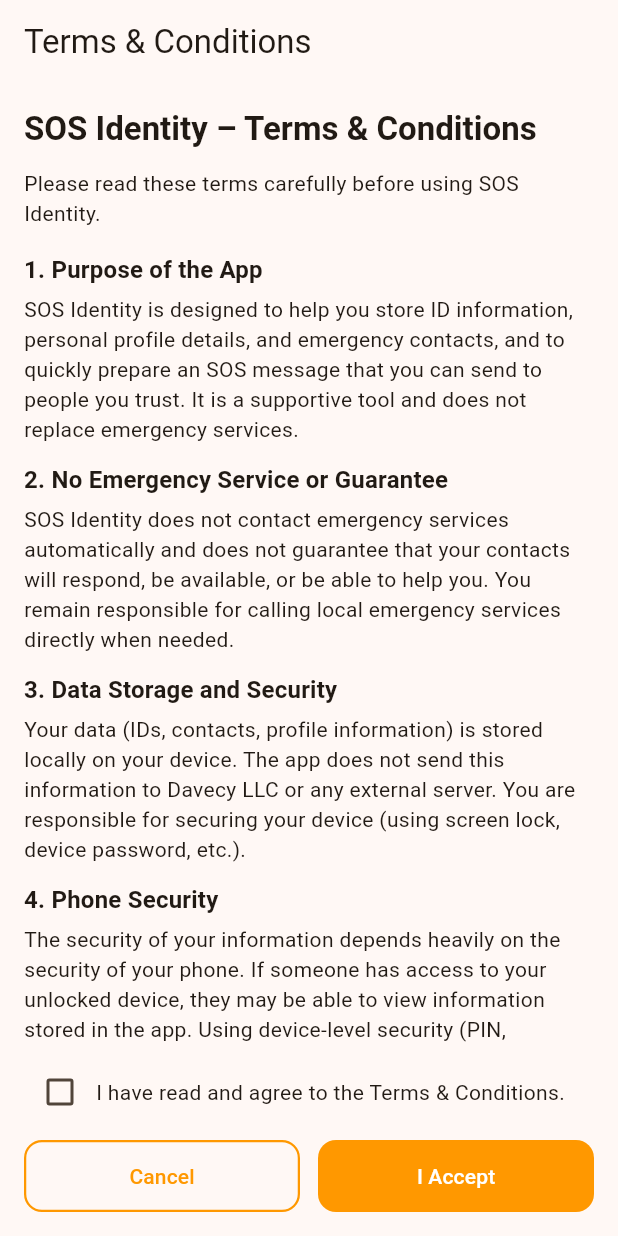
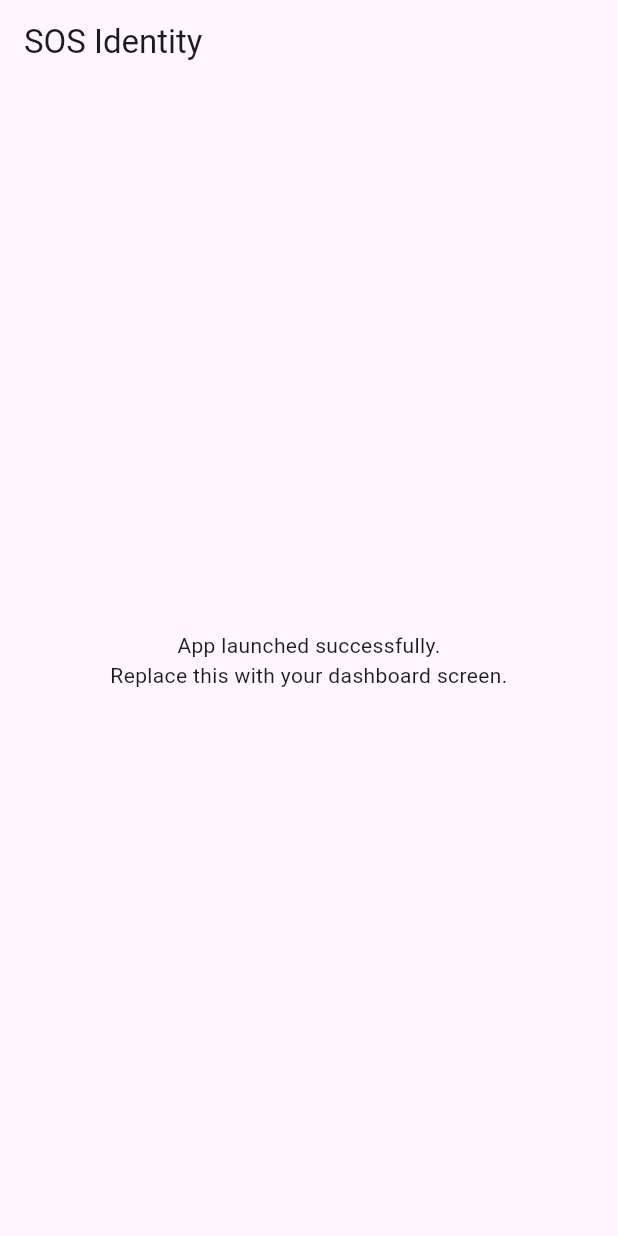
Before and after one commit to DavecyLLC/sos_identity, a Flutter app: the screen it shows after launch, on a phone screen of 412 x 824 dp. Run offline on Flutter 3.47's test engine with Material 3 defaults, Android fonts, the phone set to English and light mode, and no system bars; our stand-ins replace flutter_secure_storage, geolocator, image_picker, shared_preferences.

Commit message:
Fix iOS iPad crash by deferring plugin initialization

```diff
--- a/lib/main.dart
+++ b/lib/main.dart
@@ -1,117 +1,215 @@
+import 'dart:async';
+import 'package:flutter/foundation.dart';
 import 'package:flutter/material.dart';
 
-import 'screens/dashboard_screen.dart';
-import 'screens/terms_accept_screen.dart';
-import 'services/local_storage.dart';
+/// ✅ iPad-safe Flutter startup:
+/// - Ensures Flutter binding is initialized
+/// - Catches async errors (prevents hard crash when possible)
+/// - Does NOT call plugins (geolocator / secure storage / image picker) before runApp()
+Future<void> main() async {
+  WidgetsFlutterBinding.ensureInitialized();
 
-void main() {
-  WidgetsFlutterBinding.ensureInitialized();
-  runApp(const SafeIdApp());
+  // Catch Flutter framework errors
+  FlutterError.onError = (FlutterErrorDetails details) {
+    FlutterError.presentError(details);
+    if (kReleaseMode) {
+      // In release, you could log to a service later (Crashlytics etc.)
+    }
+  };
+
+  // Catch async errors outside Flutter
+  runZonedGuarded(() {
+    runApp(const MyApp());
+  }, (Object error, StackTrace stack) {
+    if (kDebugMode) {
+      // This helps a lot during local runs
+      // ignore: avoid_print
+      print('UNCAUGHT ZONE ERROR: $error\n$stack');
+    }
+  });
 }
 
-class SafeIdApp extends StatelessWidget {
-  const SafeIdApp({super.key});
+/// Replace this with your existing App widget if you already have one.
+/// Keep this structure: show a lightweight splash, then navigate after init.
+class MyApp extends StatelessWidget {
+  const MyApp({super.key});
 
   @override
   Widget build(BuildContext context) {
     return MaterialApp(
       title: 'SOS Identity',
       debugShowCheckedModeBanner: false,
-      theme: _buildTheme(),
-      home: const _TermsGate(),
+      theme: ThemeData(
+        useMaterial3: true,
+      ),
+      home: const AppBootstrap(),
     );
   }
 }
 
-/// ---------------------------------------------------------
-///  APP THEME: Orange primary, Blue secondary
-///  Styled buttons: Filled = Orange, Outlined = Orange border/text
-/// ---------------------------------------------------------
-ThemeData _buildTheme() {
-  return ThemeData(
-    useMaterial3: true,
-    colorScheme: ColorScheme.fromSeed(
-      seedColor: Colors.orange,
-      primary: Colors.orange,
-      secondary: Colors.blue,
-      brightness: Brightness.light,
+/// ✅ Boots the app safely:
+/// - First paints UI (prevents "crash on launch" from heavy startup)
+/// - Then runs initialization AFTER first frame
+class AppBootstrap extends StatefulWidget {
+  const AppBootstrap({super.key});
+
+  @override
+  State<AppBootstrap> createState() => _AppBootstrapState();
+}
+
+class _AppBootstrapState extends State<AppBootstrap> {
+  bool _ready = false;
+  Object? _initError;
+
+  @override
+  void initState() {
+    super.initState();
+
+    // ✅ Defer any setup until AFTER the first frame is rendered.
+    WidgetsBinding.instance.addPostFrameCallback((_) async {
+      try {
+        await _initializeAppSafely();
+        if (!mounted) return;
+        setState(() => _ready = true);
+      } catch (e) {
+        if (!mounted) return;
+        setState(() {
+          _initError = e;
+          _ready = false;
+        });
+      }
+    });
+  }
+
+  /// ✅ Put ALL plugin calls here (NOT in main()).
+  /// If one plugin is crashing on iPad, it will crash here instead of "on launch",
+  /// and Apple reviewers can at least see the app open (or you'll get a visible error screen).
+  Future<void> _initializeAppSafely() async {
+    // IMPORTANT RULE:
+    // Do not request permissions here automatically.
+    // Only request permissions after a user taps a button (Apple prefers this).
+
+    // Examples of things that are safe:
+    // - Read SharedPreferences
+    // - Load local JSON/assets
+    //
+    // Avoid calling these here automatically:
+    // - Geolocator.getCurrentPosition()
+    // - requestPermission() at startup
+    // - flutter_secure_storage read/write at startup (if it causes native crash)
+    //
+    // If you NEED secure storage on startup, do it later in a screen after UI loads.
+    await Future<void>.delayed(const Duration(milliseconds: 50));
+  }
+
+  @override
+  Widget build(BuildContext context) {
+    if (_initError != null) {
+      return _StartupErrorScreen(error: _initError.toString());
+    }
+
+    if (!_ready) {
+      return const _SplashScreen();
+    }
+
+    // ✅ Replace this with your real first screen / dashboard / home route.
+    // Example:
+    // return const DashboardScreen();
+    return const _HomePlaceholder();
+  }
+}
+
+class _SplashScreen extends StatelessWidget {
+  const _SplashScreen();
+
+  @override
+  Widget build(BuildContext context) {
+    return const Scaffold(
+      body: SafeArea(
+        child: Center(
+          child: SizedBox(
+            width: 220,
+            child: Column(
+              mainAxisSize: MainAxisSize.min,
+              children: [
+                Icon(Icons.shield, size: 56),
+                SizedBox(height: 12),
+                Text(
+                  'SOS Identity',
+                  textAlign: TextAlign.center,
+                  style: TextStyle(fontSize: 20, fontWeight: FontWeight.w700),
                 ),
-
-    // 🔶 FILLED BUTTONS (Accept, Start Safety, etc.)
-    filledButtonTheme: FilledButtonThemeData(
-      style: FilledButton.styleFrom(
-        backgroundColor: Colors.orange,
-        foregroundColor: Colors.white,
-        padding: const EdgeInsets.symmetric(vertical: 14, horizontal: 12),
-        shape: RoundedRectangleBorder(
-          borderRadius: BorderRadius.circular(12),
+                SizedBox(height: 10),
+                CircularProgressIndicator(),
+              ],
             ),
-      ),
-    ),
-
-    // 🟠 OUTLINED BUTTONS (View Terms, Add optional items)
-    outlinedButtonTheme: OutlinedButtonThemeData(
-      style: OutlinedButton.styleFrom(
-        foregroundColor: Colors.orange,
-        side: const BorderSide(color: Colors.orange, width: 1.5),
-        padding: const EdgeInsets.symmetric(vertical: 14, horizontal: 12),
-        shape: RoundedRectangleBorder(
-          borderRadius: BorderRadius.circular(12),
-        ),
-      ),
-    ),
-
-    // 🟠 ELEVATED BUTTONS (Legacy buttons)
-    elevatedButtonTheme: ElevatedButtonThemeData(
-      style: ElevatedButton.styleFrom(
-        backgroundColor: Colors.orange,
-        foregroundColor: Colors.white,
-        padding: const EdgeInsets.symmetric(vertical: 14, horizontal: 12),
-        shape: RoundedRectangleBorder(
-          borderRadius: BorderRadius.circular(12),
           ),
         ),
       ),
     );
   }
+}
 
-/// ---------------------------------------------------------
-///  TERMS GATE:
-///  If user has not accepted Terms → show the TermsAcceptScreen.
-///  If accepted → show Dashboard.
-/// ---------------------------------------------------------
-class _TermsGate extends StatelessWidget {
-  const _TermsGate();
-
-  Future<bool> _checkAccepted() async {
-    return LocalStorage.getTermsAccepted();
-  }
+class _StartupErrorScreen extends StatelessWidget {
+  final String error;
+  const _StartupErrorScreen({required this.error});
 
   @override
   Widget build(BuildContext context) {
-    return FutureBuilder<bool>(
-      future: _checkAccepted(),
-      builder: (context, snapshot) {
-        if (!snapshot.hasData) {
     return Scaffold(
-            body: Center(
-              child: CircularProgressIndicator(
-                valueColor: AlwaysStoppedAnimation<Color>(
-                  Theme.of(context).colorScheme.primary,
+      body: SafeArea(
+        child: Padding(
+          padding: const EdgeInsets.all(16),
+          child: Center(
+            child: SingleChildScrollView(
+              child: Column(
+                mainAxisSize: MainAxisSize.min,
+                children: [
+                  const Icon(Icons.error_outline, size: 52),
+                  const SizedBox(height: 12),
+                  const Text(
+                    'Startup Error',
+                    style: TextStyle(fontSize: 20, fontWeight: FontWeight.w700),
+                  ),
+                  const SizedBox(height: 10),
+                  Text(
+                    error,
+                    textAlign: TextAlign.center,
+                  ),
+                  const SizedBox(height: 16),
+                  ElevatedButton(
+                    onPressed: () {
+                      // Just restart app manually
+                    },
+                    child: const Text('Close and reopen the app'),
+                  ),
+                ],
+              ),
+            ),
           ),
         ),
       ),
     );
   }
-
-        final accepted = snapshot.data ?? false;
-
-        if (!accepted) {
-          return const TermsAcceptScreen();
 }
 
-        return const DashboardScreen();
-      },
+/// Temporary placeholder home.
+/// Replace with your actual first screen.
+class _HomePlaceholder extends StatelessWidget {
+  const _HomePlaceholder();
+
+  @override
+  Widget build(BuildContext context) {
+    return Scaffold(
+      appBar: AppBar(title: const Text('SOS Identity')),
+      body: const SafeArea(
+        child: Center(
+          child: Text(
+            'App launched successfully.\nReplace this with your dashboard screen.',
+            textAlign: TextAlign.center,
+          ),
+        ),
+      ),
     );
   }
 }
--- a/pubspec.yaml
+++ b/pubspec.yaml
@@ -3,7 +3,7 @@
 
 publish_to: 'none'
 
-version: 1.0.0+3   # ⬅️ Build number bumped from +1 to +2
+version: 1.0.0+4   # ⬅️ Build number bumped from +1 to +2
 
 environment:
   sdk: ^3.10.3
```
Lines whose indentation alone changed are shown as unchanged.
